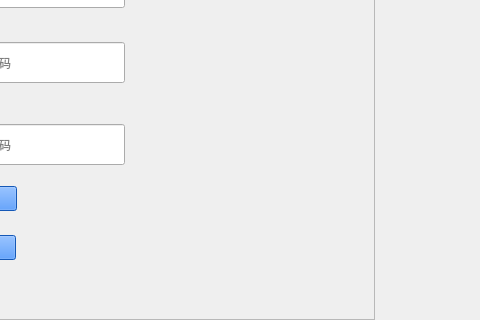
Before: the Qt Designer form demo1/signup.ui in KeviaWang/work, drawn with Qt 5; both pictures show x 156 to 636 and y 131 to 451 of the 1042 by 592 pixel window.
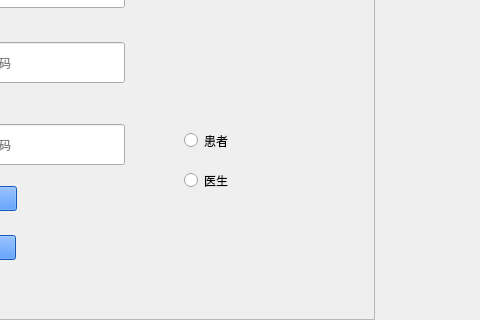
After: the same form once the commit is applied. Icons and pictures are not drawn.

```diff
--- a/demo1/signup.ui
+++ b/demo1/signup.ui
@@ -157,6 +157,32 @@
      <string>请输入你的用户名</string>
     </property>
    </widget>
+   <widget class="QRadioButton" name="patient_btn">
+    <property name="geometry">
+     <rect>
+      <x>330</x>
+      <y>200</y>
+      <width>112</width>
+      <height>23</height>
+     </rect>
+    </property>
+    <property name="text">
+     <string>患者</string>
+    </property>
+   </widget>
+   <widget class="QRadioButton" name="doc_btn">
+    <property name="geometry">
+     <rect>
+      <x>330</x>
+      <y>240</y>
+      <width>112</width>
+      <height>23</height>
+     </rect>
+    </property>
+    <property name="text">
+     <string>医生</string>
+    </property>
+   </widget>
   </widget>
  </widget>
  <resources/>
```
